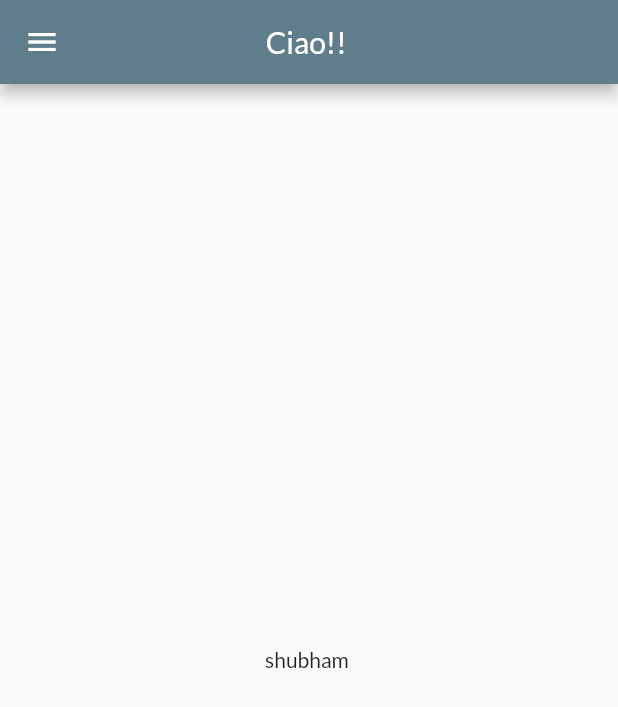
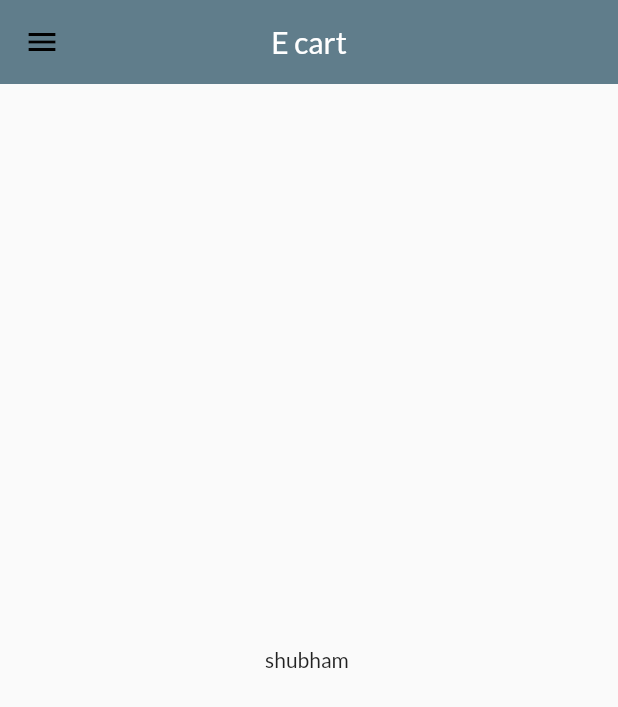
Before and after one commit to mrvyas417/Learn-Flutter, a Flutter app: the screen it shows after launch, on a phone screen of 412 x 824 dp. Shown: the top 707 px of the screen. Run offline on Flutter 3.47's test engine with Material 2 defaults, Android fonts, the phone set to English and light mode, and no system bars; our stand-ins replace flutter_svg, google_fonts.

Commit message:
them done

```diff
--- a/lib/Screens/home.dart
+++ b/lib/Screens/home.dart
@@ -13,7 +13,7 @@ class Home extends StatelessWidget {
     return Scaffold(
       appBar: AppBar(
         // backgroundColor: Colors.blueGrey,
-        title: Text("Ciao!! "),
+        title: Text("E cart"),
         centerTitle: true,
       ),
       body: Center(
--- /dev/null
+++ b/lib/Widget/thems.dart
@@ -0,0 +1,16 @@
+import 'package:flutter/material.dart';
+import 'package:google_fonts/google_fonts.dart';
+
+class Mythem {
+  static ThemeData lightThem(BuildContext context) => ThemeData(
+        primarySwatch: Colors.blueGrey,
+        fontFamily: GoogleFonts.lato().fontFamily,
+        appBarTheme: AppBarTheme(
+          color: Colors.blueGrey,
+          elevation: 0,
+          iconTheme: IconThemeData(color: Colors.black),
+        ),
+      );
+  static ThemeData dark(BuildContext context) =>
+      ThemeData(brightness: Brightness.dark);
+}
--- a/lib/main.dart
+++ b/lib/main.dart
@@ -3,6 +3,7 @@
 import 'package:flutter/material.dart';
 import 'package:flutter_learn/Screens/home.dart';
 import 'package:flutter_learn/Screens/login_screen.dart';
+import 'package:flutter_learn/Widget/thems.dart';
 import 'package:flutter_learn/utils/routes.dart';
 import 'package:google_fonts/google_fonts.dart';
 
@@ -19,11 +20,9 @@ class MyApp extends StatelessWidget {
     return MaterialApp(
       debugShowCheckedModeBanner: false,
       // home: Home(name),
+
       themeMode: ThemeMode.light,
-      theme: ThemeData(
-        primarySwatch: Colors.blueGrey,
-        fontFamily: GoogleFonts.lato().fontFamily,
-      ),
+      theme: Mythem.lightThem(context),
       darkTheme: ThemeData(
         brightness: Brightness.dark,
       ),
```
